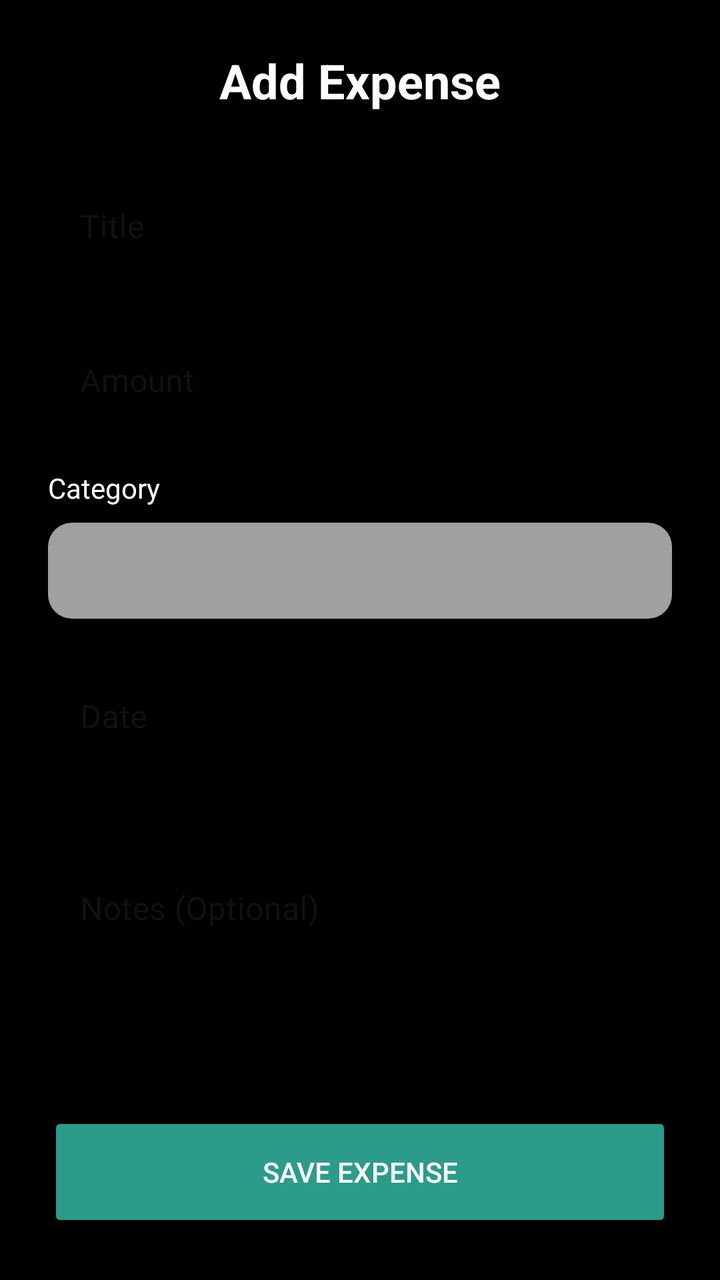
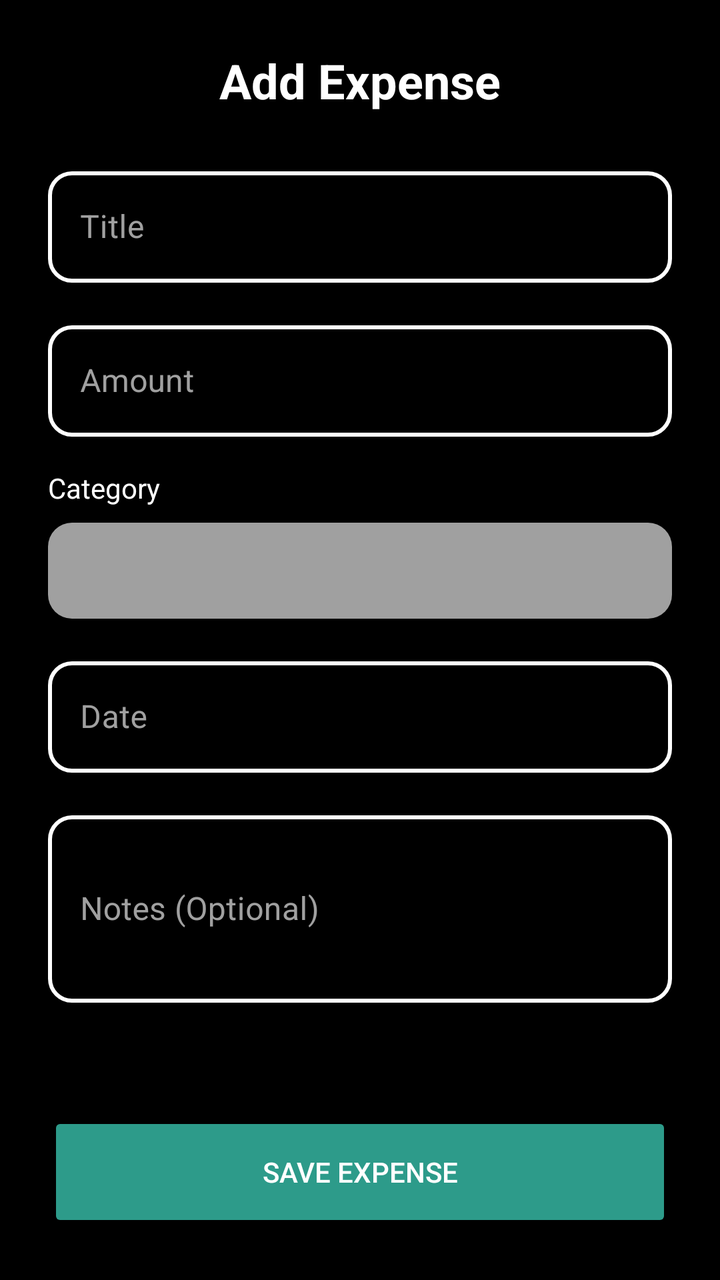

An Android layout rendered at two revisions. The XML below is the earlier revision; the diff shows what the commit changed to produce the second picture.
<!-- AndroidManifest.xml: application theme Theme.Splitwise -->
<!-- res/layout/activity_add_expense.xml -->
<?xml version="1.0" encoding="utf-8"?>
<RelativeLayout xmlns:android="http://schemas.android.com/apk/res/android"
    xmlns:app="http://schemas.android.com/apk/res-auto"
    android:layout_width="match_parent"
    android:layout_height="match_parent"
    android:background="@color/black"
    android:padding="24dp">

    <TextView
        android:id="@+id/txtPageTitle"
        android:layout_width="wrap_content"
        android:layout_height="wrap_content"
        android:layout_centerHorizontal="true"
        android:layout_marginBottom="24dp"
        android:text="Add Expense"
        android:textColor="@color/white"
        android:textSize="24sp"
        android:textStyle="bold" />

    <ScrollView
        android:layout_width="match_parent"
        android:layout_height="match_parent"
        android:layout_above="@id/btnSaveExpense"
        android:layout_below="@id/txtPageTitle">

        <RelativeLayout
            android:layout_width="match_parent"
            android:layout_height="wrap_content">

            <com.google.android.material.textfield.TextInputLayout
                android:id="@+id/tilTitle"
                style="@style/Widget.Splitwise.TextInputLayout.OutlinedBox"
                android:layout_width="match_parent"
                android:layout_height="wrap_content"
                android:hint="Title"
                app:boxStrokeColor="@color/white"
                app:hintTextColor="@color/white">

                <com.google.android.material.textfield.TextInputEditText
                    android:id="@+id/etTitle"
                    android:layout_width="match_parent"
                    android:layout_height="wrap_content"
                    android:inputType="text"
                    android:textColor="@color/white" />
            </com.google.android.material.textfield.TextInputLayout>

            <com.google.android.material.textfield.TextInputLayout
                android:id="@+id/tilAmount"
                style="@style/Widget.Splitwise.TextInputLayout.OutlinedBox"
                android:layout_width="match_parent"
                android:layout_height="wrap_content"
                android:layout_below="@id/tilTitle"
                android:layout_marginTop="16dp"
                android:hint="Amount"
                app:boxStrokeColor="@color/white"
                app:hintTextColor="@color/white">

                <com.google.android.material.textfield.TextInputEditText
                    android:id="@+id/etAmount"
                    android:layout_width="match_parent"
                    android:layout_height="wrap_content"
                    android:inputType="numberDecimal"
                    android:textColor="@color/white" />
            </com.google.android.material.textfield.TextInputLayout>

            <TextView
                android:id="@+id/lblCategory"
                android:layout_width="wrap_content"
                android:layout_height="wrap_content"
                android:layout_below="@id/tilAmount"
                android:layout_marginTop="16dp"
                android:text="Category"
                android:textColor="@color/white" />

            <Spinner
                android:id="@+id/spinnerCategory"
                android:layout_width="match_parent"
                android:layout_height="48dp"
                android:layout_below="@id/lblCategory"
                android:layout_marginTop="8dp"
                android:background="@drawable/bg_toggle_container"
                android:padding="8dp" />

            <com.google.android.material.textfield.TextInputLayout
                android:id="@+id/tilDate"
                style="@style/Widget.Splitwise.TextInputLayout.OutlinedBox"
                android:layout_width="match_parent"
                android:layout_height="wrap_content"
                android:layout_below="@id/spinnerCategory"
                android:layout_marginTop="16dp"
                android:hint="Date"
                app:boxStrokeColor="@color/white"
                app:hintTextColor="@color/white">

                <com.google.android.material.textfield.TextInputEditText
                    android:id="@+id/etDate"
                    android:layout_width="match_parent"
                    android:layout_height="wrap_content"
                    android:focusable="false"
                    android:inputType="none"
                    android:textColor="@color/white" />
            </com.google.android.material.textfield.TextInputLayout>

            <com.google.android.material.textfield.TextInputLayout
                android:id="@+id/tilNotes"
                style="@style/Widget.Splitwise.TextInputLayout.OutlinedBox"
                android:layout_width="match_parent"
                android:layout_height="wrap_content"
                android:layout_below="@id/tilDate"
                android:layout_marginTop="16dp"
                android:hint="Notes (Optional)"
                app:boxStrokeColor="@color/white"
                app:hintTextColor="@color/white">

                <com.google.android.material.textfield.TextInputEditText
                    android:id="@+id/etNotes"
                    android:layout_width="match_parent"
                    android:layout_height="wrap_content"
                    android:inputType="textMultiLine"
                    android:minLines="3"
                    android:textColor="@color/white" />
            </com.google.android.material.textfield.TextInputLayout>

        </RelativeLayout>
    </ScrollView>

    <Button
        android:id="@+id/btnSaveExpense"
        android:layout_width="match_parent"
        android:layout_height="60dp"
        android:layout_alignParentBottom="true"
        android:backgroundTint="@color/profile_primary_button"
        android:text="Save Expense"
        android:textColor="@color/white"
        app:cornerRadius="12dp" />

</RelativeLayout>
<!-- resources referenced by this layout -->
<resources>
  <color name="black">#FF000000</color>
  <color name="profile_primary_button">#2D9B8A</color>
  <color name="white">#FFFFFFFF</color>
  <!-- drawable bg_toggle_container (drawable) -->
  <?xml version="1.0" encoding="utf-8"?>
  <shape xmlns:android="http://schemas.android.com/apk/res/android">
      <solid android:color="@color/grey" />
      <corners android:radius="12dp" />
  </shape>
  <style name="Widget.Splitwise.TextInputLayout.OutlinedBox" parent="Widget.MaterialComponents.TextInputLayout.OutlinedBox">
          <item name="boxStrokeWidth">2dp</item>
          <item name="boxStrokeWidthFocused">2dp</item>
          <item name="boxCornerRadiusTopStart">12dp</item>
          <item name="boxCornerRadiusTopEnd">12dp</item>
          <item name="boxCornerRadiusBottomStart">12dp</item>
          <item name="boxCornerRadiusBottomEnd">12dp</item>
      </style>
  <style name="Theme.Splitwise" parent="Base.Theme.Splitwise" />
  <color name="grey">#A0A0A0</color>
  <style name="Base.Theme.Splitwise" parent="Theme.Material3.DayNight.NoActionBar">
          <item name="colorPrimary">@color/darkGrey</item>
          <item name="colorOnPrimary">@color/white</item>
          <item name="android:statusBarColor">@color/black</item>
          <item name="android:navigationBarColor">@color/black</item>
          <item name="android:windowLightStatusBar">false</item>
          <item name="indicatorColor">@color/grey</item>
  
          <item name="android:spinnerStyle">@style/Widget.Splitwise.Spinner</item>
          <item name="textInputStyle">@style/Widget.Splitwise.TextInputLayout.OutlinedBox</item>
      </style>
  <color name="darkGrey">#1A1A1A</color>
  <style name="Widget.Splitwise.Spinner" parent="Widget.AppCompat.Spinner">
          <item name="android:popupBackground">@color/white</item>
      </style>
</resources>

<!-- the commit's change to res/layout/activity_add_expense.xml (unified diff, before → after) -->
@@ -29,12 +29,10 @@
 
             <com.google.android.material.textfield.TextInputLayout
                 android:id="@+id/tilTitle"
-                style="@style/Widget.Splitwise.TextInputLayout.OutlinedBox"
+                style="@style/Widget.Splitwise.TextInputLayout.OutlinedBox.DarkBackground"
                 android:layout_width="match_parent"
                 android:layout_height="wrap_content"
-                android:hint="Title"
-                app:boxStrokeColor="@color/white"
-                app:hintTextColor="@color/white">
+                android:hint="Title">
 
                 <com.google.android.material.textfield.TextInputEditText
                     android:id="@+id/etTitle"
@@ -46,14 +44,12 @@
 
             <com.google.android.material.textfield.TextInputLayout
                 android:id="@+id/tilAmount"
-                style="@style/Widget.Splitwise.TextInputLayout.OutlinedBox"
+                style="@style/Widget.Splitwise.TextInputLayout.OutlinedBox.DarkBackground"
                 android:layout_width="match_parent"
                 android:layout_height="wrap_content"
                 android:layout_below="@id/tilTitle"
                 android:layout_marginTop="16dp"
-                android:hint="Amount"
-                app:boxStrokeColor="@color/white"
-                app:hintTextColor="@color/white">
+                android:hint="Amount">
 
                 <com.google.android.material.textfield.TextInputEditText
                     android:id="@+id/etAmount"
@@ -83,14 +79,12 @@
 
             <com.google.android.material.textfield.TextInputLayout
                 android:id="@+id/tilDate"
-                style="@style/Widget.Splitwise.TextInputLayout.OutlinedBox"
+                style="@style/Widget.Splitwise.TextInputLayout.OutlinedBox.DarkBackground"
                 android:layout_width="match_parent"
                 android:layout_height="wrap_content"
                 android:layout_below="@id/spinnerCategory"
                 android:layout_marginTop="16dp"
-                android:hint="Date"
-                app:boxStrokeColor="@color/white"
-                app:hintTextColor="@color/white">
+                android:hint="Date">
 
                 <com.google.android.material.textfield.TextInputEditText
                     android:id="@+id/etDate"
@@ -103,14 +97,12 @@
 
             <com.google.android.material.textfield.TextInputLayout
                 android:id="@+id/tilNotes"
-                style="@style/Widget.Splitwise.TextInputLayout.OutlinedBox"
+                style="@style/Widget.Splitwise.TextInputLayout.OutlinedBox.DarkBackground"
                 android:layout_width="match_parent"
                 android:layout_height="wrap_content"
                 android:layout_below="@id/tilDate"
                 android:layout_marginTop="16dp"
-                android:hint="Notes (Optional)"
-                app:boxStrokeColor="@color/white"
-                app:hintTextColor="@color/white">
+                android:hint="Notes (Optional)">
 
                 <com.google.android.material.textfield.TextInputEditText
                     android:id="@+id/etNotes"
<!-- resource entries referenced after the edit -->
@@ -9,13 +9,11 @@
       <solid android:color="@color/grey" />
       <corners android:radius="12dp" />
   </shape>
-  <style name="Widget.Splitwise.TextInputLayout.OutlinedBox" parent="Widget.MaterialComponents.TextInputLayout.OutlinedBox">
-          <item name="boxStrokeWidth">2dp</item>
-          <item name="boxStrokeWidthFocused">2dp</item>
-          <item name="boxCornerRadiusTopStart">12dp</item>
-          <item name="boxCornerRadiusTopEnd">12dp</item>
-          <item name="boxCornerRadiusBottomStart">12dp</item>
-          <item name="boxCornerRadiusBottomEnd">12dp</item>
+  <style name="Widget.Splitwise.TextInputLayout.OutlinedBox.DarkBackground">
+          <item name="boxStrokeColor">@color/text_input_box_stroke_white</item>
+          <item name="hintTextColor">@color/white</item>
+          <item name="android:textColorHint">@color/grey</item>
+          <item name="endIconTint">@color/white</item>
       </style>
   <style name="Theme.Splitwise" parent="Base.Theme.Splitwise" />
   <color name="grey">#A0A0A0</color>
@@ -34,5 +32,17 @@
   <style name="Widget.Splitwise.Spinner" parent="Widget.AppCompat.Spinner">
           <item name="android:popupBackground">@color/white</item>
       </style>
+  <style name="Widget.Splitwise.TextInputLayout.OutlinedBox" parent="Widget.MaterialComponents.TextInputLayout.OutlinedBox">
+          <item name="boxStrokeColor">@color/text_input_box_stroke</item>
+          <item name="boxStrokeWidth">2dp</item>
+          <item name="boxStrokeWidthFocused">2dp</item>
+          <item name="hintTextColor">@color/darkGrey</item>
+          <item name="android:textColorHint">@color/grey</item>
+          <item name="endIconTint">@color/darkGrey</item>
+          <item name="boxCornerRadiusTopStart">12dp</item>
+          <item name="boxCornerRadiusTopEnd">12dp</item>
+          <item name="boxCornerRadiusBottomStart">12dp</item>
+          <item name="boxCornerRadiusBottomEnd">12dp</item>
+      </style>
 </resources>
 
